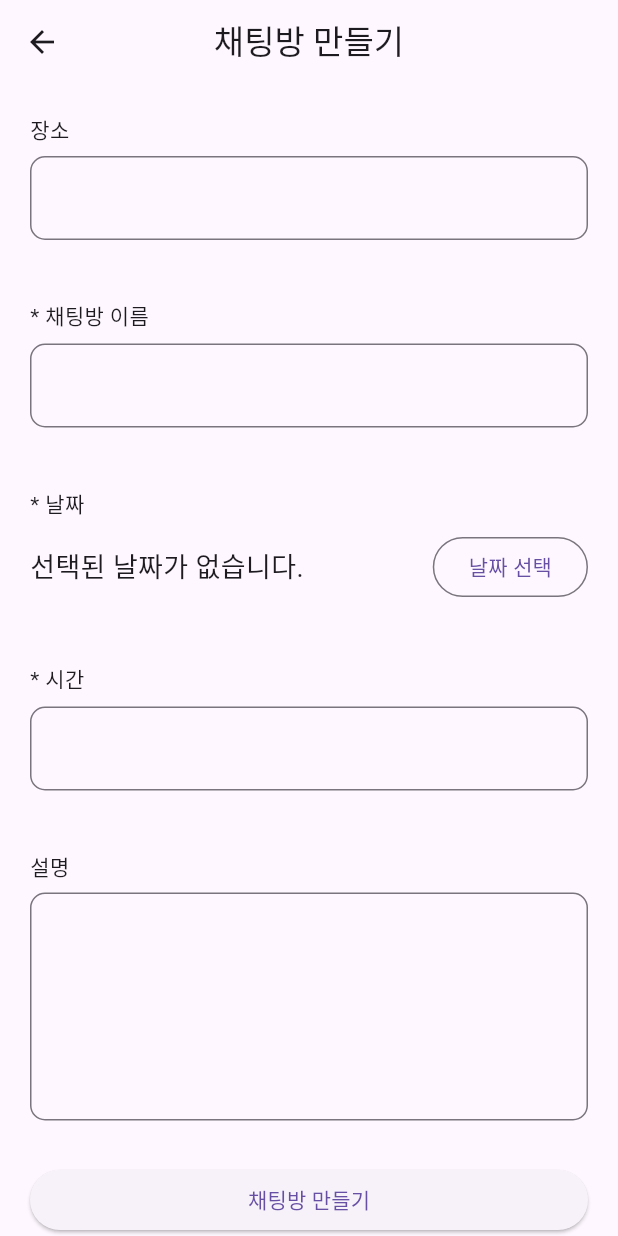
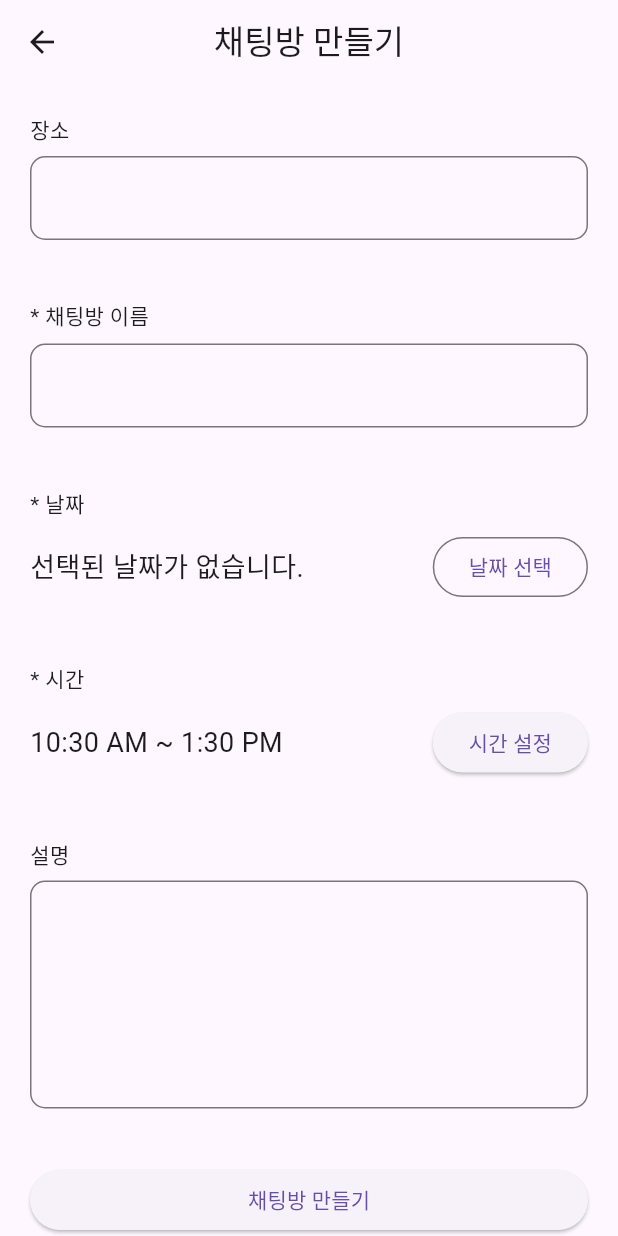
Before and after one commit to Meezzi/with-run-app, a Flutter app: the ChatCreatePage screen opened directly, on a phone screen of 412 x 824 dp. Run offline on Flutter 3.47's test engine with Material 3 defaults, Android fonts, the light colour scheme and no system bars; our stand-ins replace firebase_auth, firebase_core, flutter_riverpod, flutter_svg, google_sign_in, image_picker; missing offline and left inert: time_range_picker; accounts and stored records are empty; generated files the repository leaves out were written again; project files that could hold a hidden picture were left out.

Commit message:
feat : 채팅방 페이지 시간, 날짜 설정정

```diff
--- a/lib/ui/pages/chat_create/chat_create_page.dart
+++ b/lib/ui/pages/chat_create/chat_create_page.dart
@@ -1,5 +1,7 @@
 import 'package:flutter/material.dart';
 import 'package:with_run_app/ui/pages/chat_create/date_picker_input.dart';
+import 'package:with_run_app/ui/pages/chat_create/time_picker_input.dart';
+import 'package:with_run_app/ui/pages/chat_create/time_range_picker_input.dart';
 
 class ChatCreatePage extends StatelessWidget {
   const ChatCreatePage({super.key});
@@ -14,8 +16,9 @@ class ChatCreatePage extends StatelessWidget {
           child: Column(
             mainAxisAlignment: MainAxisAlignment.spaceBetween,
             children: [
-              Container(
-                constraints: BoxConstraints(maxHeight: 1000),
+              Expanded(
+                child: Container(
+                  constraints: BoxConstraints(minHeight: 350),
                   child: SingleChildScrollView(
                     scrollDirection: Axis.vertical,
                     child: Column(
@@ -24,9 +27,10 @@ class ChatCreatePage extends StatelessWidget {
                         inputElement(name: '장소', readOnly: true),
                         inputElement(name: '채팅방 이름', isRequired: true),
                         inputElement(name: '날짜', isRequired: true, customInput: DatePickerInput()),
-                      inputElement(name: '시간', isRequired: true),
+                        inputElement(name: '시간', isRequired: true, customInput: TimeRangePickerInput()),
                         inputElement(name: '설명', maxLines: 5),
                       ],
+                    ),
                   ),
                 ),
               ),
```
Lines whose indentation alone changed are shown as unchanged.
